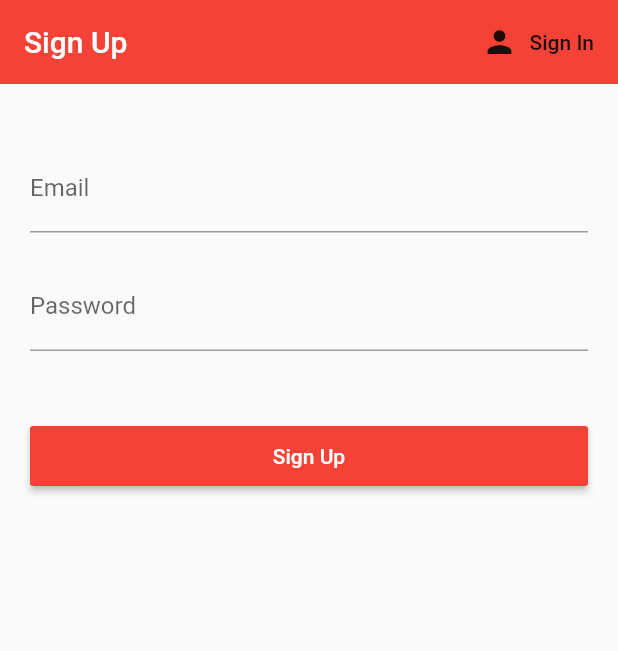
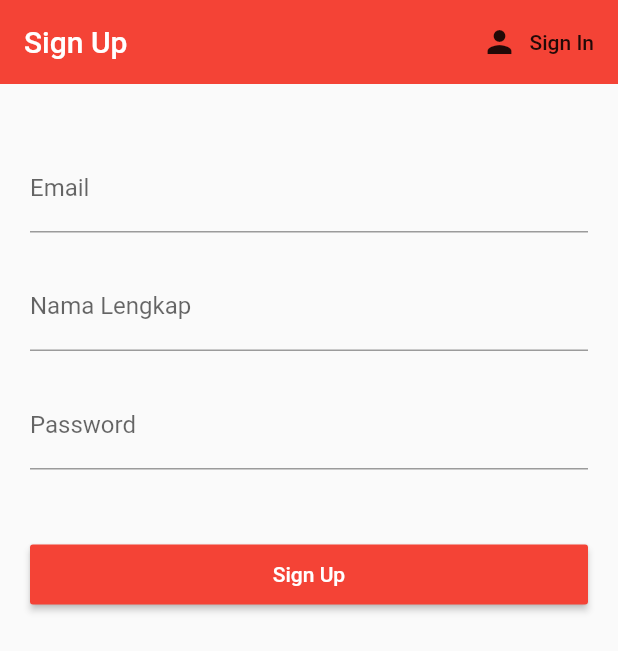
Before and after one commit to muhsanmaulana/Whir-Project, a Flutter app: the screen it shows after launch, after a tap on "Sign In", after a tap on "Sign Up", on a phone screen of 412 x 824 dp. Shown: the top 651 px of the screen. Run offline on Flutter 3.47's test engine with Material 2 defaults, Android fonts, the phone set to English and light mode, and no system bars; our stand-ins replace firebase_auth; accounts and stored records are empty.

Commit message:
cleaning by ardha ;

```diff
--- a/lib/authentication/sign_in.dart
+++ b/lib/authentication/sign_in.dart
@@ -1,5 +1,4 @@
 import 'package:flutter/material.dart';
-import 'sign_up.dart';
 import 'package:hello_world/services/auth.dart';
 
 class SingIn extends StatefulWidget {
--- a/lib/authentication/sign_up.dart
+++ b/lib/authentication/sign_up.dart
@@ -1,5 +1,4 @@
 import 'package:flutter/material.dart';
-import 'sign_in.dart';
 import 'package:hello_world/services/auth.dart';
 
 class SingUp extends StatefulWidget {
@@ -16,6 +15,7 @@ class _SingUpState extends State<SingUp> {
   String email = '';
   String password = '';
   String error = '';
+  String name;
   @override
   Widget build(BuildContext context) {
     return Scaffold(
@@ -43,6 +43,19 @@ class _SingUpState extends State<SingUp> {
                           hintText: 'Masukkan email', labelText: 'Email '),
                       onChanged: (val) {
                         setState(() => email = val);
+                      },
+                    ),
+                    SizedBox(
+                      height: 20.0,
+                    ),
+                    TextFormField(
+                      validator: (val) =>
+                          val.isEmpty ? 'Masukkan nama lengkap' : null,
+                      decoration: const InputDecoration(
+                          hintText: 'Masukkan nama lengkap',
+                          labelText: 'Nama Lengkap '),
+                      onChanged: (val) {
+                        setState(() => name = val);
                       },
                     ),
                     SizedBox(
--- a/lib/authentication/wrapper.dart
+++ b/lib/authentication/wrapper.dart
@@ -1,7 +1,5 @@
 import 'package:flutter/material.dart';
 import 'package:hello_world/authentication/authenticate.dart';
-import 'package:hello_world/authentication/sign_in.dart';
-import 'package:hello_world/authentication/sign_up.dart';
 import 'package:hello_world/models/user.dart';
 import 'package:hello_world/screen.dart';
 import 'package:provider/provider.dart';
@@ -10,7 +8,7 @@ class Wrapper extends StatelessWidget {
   @override
   Widget build(BuildContext context) {
     final user = Provider.of<User>(context);
-    print(user);
+    print("User : $user , from wrapper.dart");
 
     if (user == null) {
       return Authenticate();
--- a/lib/main.dart
+++ b/lib/main.dart
@@ -3,10 +3,6 @@ import 'package:provider/provider.dart';
 import 'package:hello_world/services/auth.dart';
 import 'package:hello_world/authentication/wrapper.dart';
 import 'package:hello_world/models/user.dart';
-//import 'dart:core' as prefix0;
-//import 'package:hello_world/profile.dart';
-//import 'profile.dart';
-import 'registrasi.dart';
 
 void main() => runApp(MyApp());
 
@@ -16,6 +12,7 @@ class MyApp extends StatelessWidget {
     return StreamProvider<User>.value(
       value: AuthService().user,
       child: MaterialApp(
+        debugShowCheckedModeBanner: false,
         home: Wrapper(),
       ),
     );
--- a/lib/screen.dart
+++ b/lib/screen.dart
@@ -1,11 +1,10 @@
 import 'package:flutter/material.dart';
-import 'package:hello_world/Jelajah.dart';
-import 'package:hello_world/authentication/sign_in.dart';
-import 'package:hello_world/authentication/sign_up.dart';
 import 'package:hello_world/catatan.dart';
 import 'package:hello_world/notifikasi.dart';
 import 'package:hello_world/profile.dart';
 import 'package:hello_world/tambah.dart';
+
+import 'jelajah.dart';
 
 class Navagation extends StatefulWidget {
   @override
```
